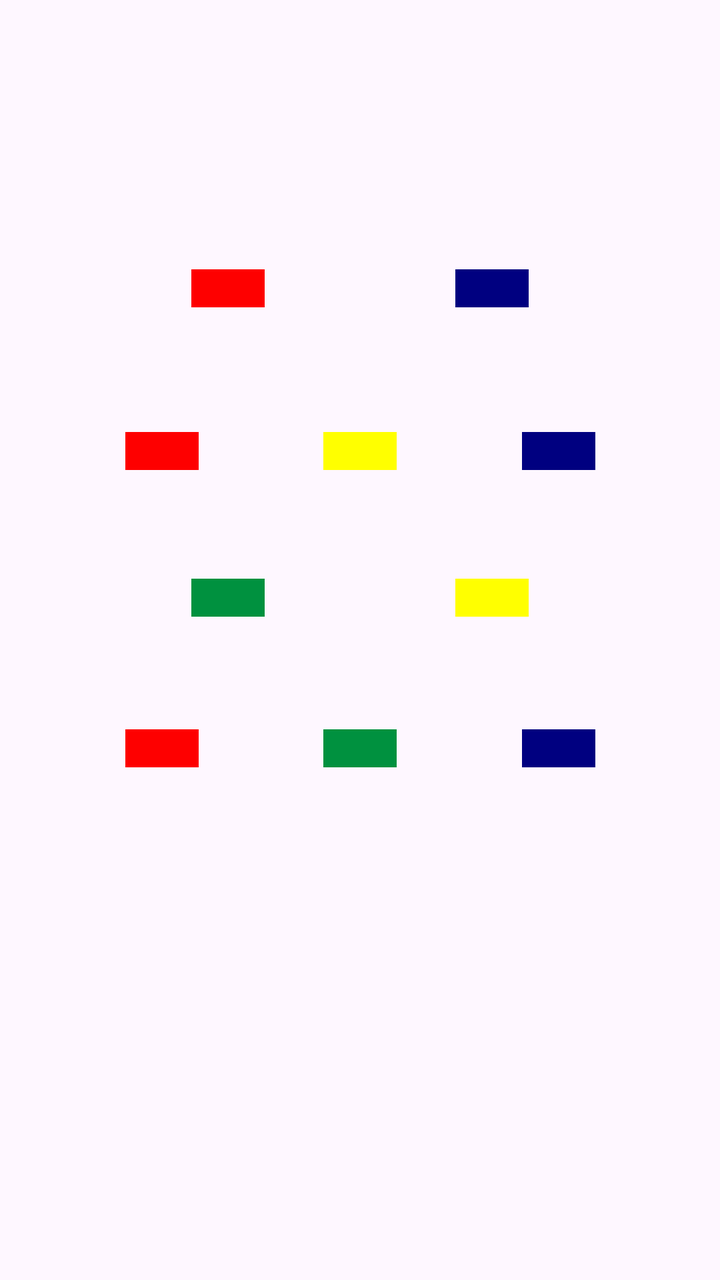
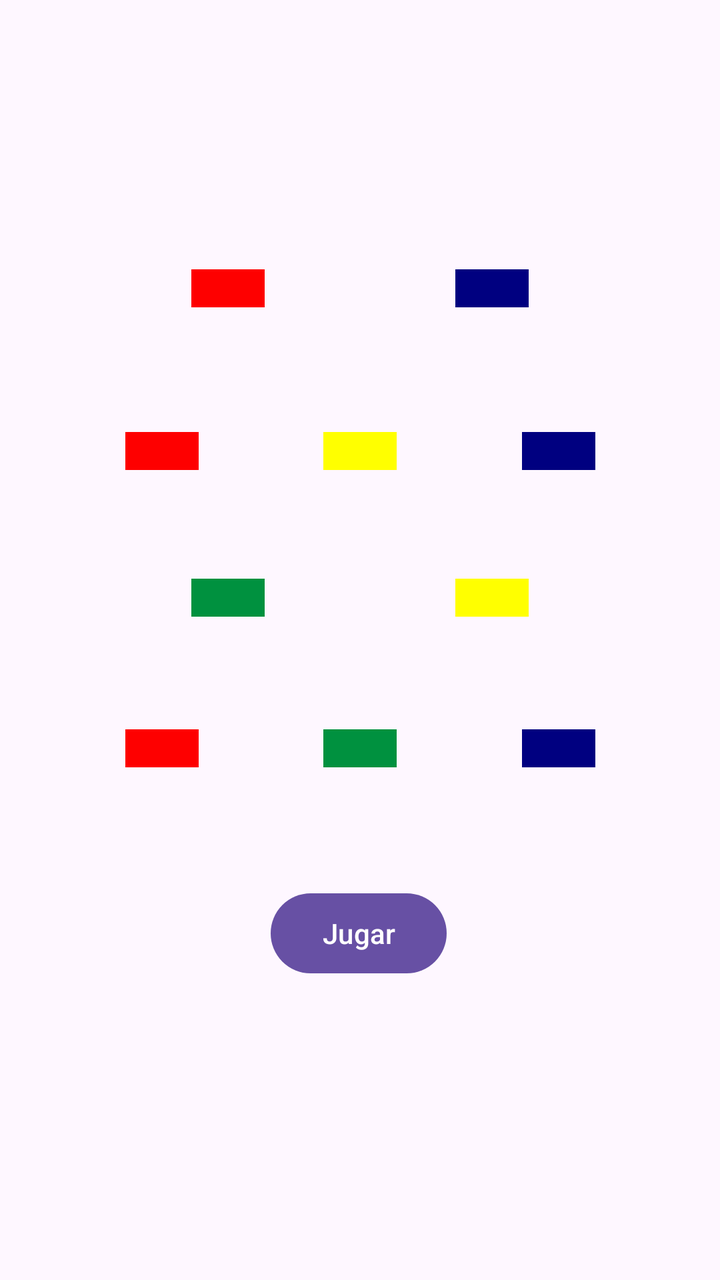

Before-and-after screenshots of an Android layout around one commit, followed by the original layout XML and the change that was made.
<!-- AndroidManifest.xml: application theme Theme.JuegoSimon -->
<!-- res/layout/fragmento1dificil.xml -->
<?xml version="1.0" encoding="utf-8"?>
<androidx.constraintlayout.widget.ConstraintLayout xmlns:android="http://schemas.android.com/apk/res/android"
    xmlns:app="http://schemas.android.com/apk/res-auto"
    xmlns:tools="http://schemas.android.com/tools"
    android:layout_width="match_parent"
    android:layout_height="match_parent">

    <TextView
        android:id="@+id/textViewJuego1"
        android:layout_width="wrap_content"
        android:layout_height="wrap_content"
        android:background="#FE0000"
        android:text="           "
        app:layout_constraintBottom_toBottomOf="parent"
        app:layout_constraintEnd_toStartOf="@+id/textViewJuego2"
        app:layout_constraintHorizontal_bias="0.5"
        app:layout_constraintStart_toStartOf="parent"
        app:layout_constraintTop_toTopOf="parent"
        app:layout_constraintVertical_bias="0.217" />

    <TextView
        android:id="@+id/textViewJuego2"
        android:layout_width="wrap_content"
        android:layout_height="wrap_content"
        android:background="#000080"
        android:text="           "
        app:layout_constraintBottom_toBottomOf="parent"
        app:layout_constraintEnd_toEndOf="parent"
        app:layout_constraintHorizontal_bias="0.5"
        app:layout_constraintStart_toEndOf="@+id/textViewJuego1"
        app:layout_constraintTop_toTopOf="parent"
        app:layout_constraintVertical_bias="0.217" />

    <TextView
        android:id="@+id/textViewJuego7"
        android:layout_width="wrap_content"
        android:layout_height="wrap_content"
        android:background="#FFFF00"
        android:text="           "
        app:layout_constraintBottom_toBottomOf="parent"
        app:layout_constraintEnd_toEndOf="parent"
        app:layout_constraintHorizontal_bias="0.5"
        app:layout_constraintStart_toEndOf="@+id/textViewJuego6"
        app:layout_constraintTop_toTopOf="parent"
        app:layout_constraintVertical_bias="0.466" />

    <TextView
        android:id="@+id/textViewJuego5"
        android:layout_width="wrap_content"
        android:layout_height="wrap_content"
        android:background="#000080"
        android:text="           "
        app:layout_constraintBottom_toBottomOf="parent"
        app:layout_constraintEnd_toEndOf="parent"
        app:layout_constraintHorizontal_bias="0.5"
        app:layout_constraintStart_toEndOf="@+id/textViewJuego4"
        app:layout_constraintTop_toTopOf="parent"
        app:layout_constraintVertical_bias="0.348" />

    <TextView
        android:id="@+id/textViewJuego10"
        android:layout_width="wrap_content"
        android:layout_height="wrap_content"
        android:background="#000080"
        android:text="           "
        app:layout_constraintBottom_toBottomOf="parent"
        app:layout_constraintEnd_toEndOf="parent"
        app:layout_constraintHorizontal_bias="0.5"
        app:layout_constraintStart_toEndOf="@+id/textViewJuego9"
        app:layout_constraintTop_toTopOf="parent"
        app:layout_constraintVertical_bias="0.587" />

    <TextView
        android:id="@+id/textViewJuego3"
        android:layout_width="wrap_content"
        android:layout_height="wrap_content"
        android:background="#FE0000"
        android:text="           "
        app:layout_constraintBottom_toBottomOf="parent"
        app:layout_constraintEnd_toStartOf="@+id/textViewJuego4"
        app:layout_constraintHorizontal_bias="0.5"
        app:layout_constraintStart_toStartOf="parent"
        app:layout_constraintTop_toTopOf="parent"
        app:layout_constraintVertical_bias="0.348" />

    <TextView
        android:id="@+id/textViewJuego8"
        android:layout_width="wrap_content"
        android:layout_height="wrap_content"
        android:background="#FE0000"
        android:text="           "
        app:layout_constraintBottom_toBottomOf="parent"
        app:layout_constraintEnd_toStartOf="@+id/textViewJuego9"
        app:layout_constraintHorizontal_bias="0.5"
        app:layout_constraintStart_toStartOf="parent"
        app:layout_constraintTop_toTopOf="parent"
        app:layout_constraintVertical_bias="0.587" />

    <TextView
        android:id="@+id/textViewJuego4"
        android:layout_width="wrap_content"
        android:layout_height="wrap_content"
        android:background="#FFFF00"
        android:text="           "
        app:layout_constraintBottom_toBottomOf="parent"
        app:layout_constraintEnd_toStartOf="@+id/textViewJuego5"
        app:layout_constraintHorizontal_bias="0.5"
        app:layout_constraintStart_toEndOf="@+id/textViewJuego3"
        app:layout_constraintTop_toTopOf="parent"
        app:layout_constraintVertical_bias="0.348" />

    <TextView
        android:id="@+id/textViewJuego6"
        android:layout_width="wrap_content"
        android:layout_height="wrap_content"
        android:background="#00913F"
        android:text="           "
        app:layout_constraintBottom_toBottomOf="parent"
        app:layout_constraintEnd_toStartOf="@+id/textViewJuego7"
        app:layout_constraintHorizontal_bias="0.5"
        app:layout_constraintStart_toStartOf="parent"
        app:layout_constraintTop_toTopOf="parent"
        app:layout_constraintVertical_bias="0.466" />

    <TextView
        android:id="@+id/textViewJuego9"
        android:layout_width="wrap_content"
        android:layout_height="wrap_content"
        android:background="#00913F"
        android:text="           "
        app:layout_constraintBottom_toBottomOf="parent"
        app:layout_constraintEnd_toStartOf="@+id/textViewJuego10"
        app:layout_constraintHorizontal_bias="0.5"
        app:layout_constraintStart_toEndOf="@+id/textViewJuego8"
        app:layout_constraintTop_toTopOf="parent"
        app:layout_constraintVertical_bias="0.587" />

</androidx.constraintlayout.widget.ConstraintLayout>
<!-- resources referenced by this layout -->
<resources>
  <style name="Theme.JuegoSimon" parent="Base.Theme.JuegoSimon" />
  <style name="Base.Theme.JuegoSimon" parent="Theme.Material3.DayNight.NoActionBar">
          
          
      </style>
</resources>

<!-- the commit's change to res/layout/fragmento1dificil.xml (unified diff, before → after) -->
@@ -135,4 +135,17 @@
         app:layout_constraintTop_toTopOf="parent"
         app:layout_constraintVertical_bias="0.587" />
 
+    <Button
+        android:id="@+id/button1"
+        android:layout_width="wrap_content"
+        android:layout_height="wrap_content"
+        android:onClick="empezarJuego"
+        android:text="Jugar"
+        app:layout_constraintBottom_toBottomOf="parent"
+        app:layout_constraintEnd_toEndOf="parent"
+        app:layout_constraintHorizontal_bias="0.498"
+        app:layout_constraintStart_toStartOf="parent"
+        app:layout_constraintTop_toTopOf="parent"
+        app:layout_constraintVertical_bias="0.748" />
+
 </androidx.constraintlayout.widget.ConstraintLayout>
